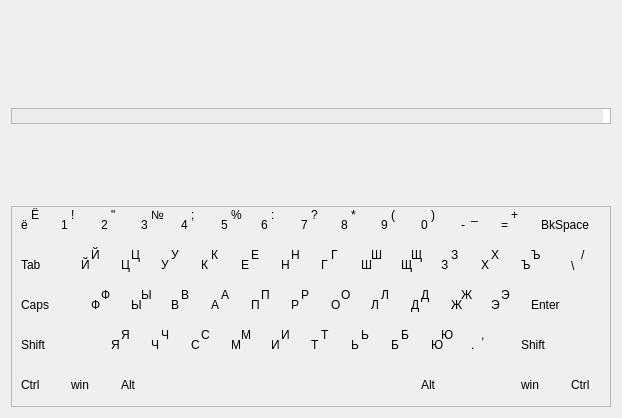
This is tstamina.ui in zeal18/qstamina as Qt 5 draws it before an edit. The edited form follows.
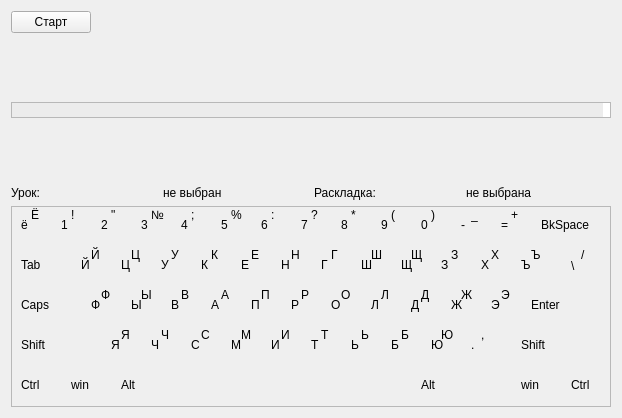
This is the edited form. Icons and pictures are not drawn.

The edit to the form file:
```diff
--- a/tstamina.ui
+++ b/tstamina.ui
@@ -16,6 +16,28 @@
   <widget class="QWidget" name="centralWidget">
    <layout class="QVBoxLayout" name="verticalLayout_2">
     <item>
+     <layout class="QHBoxLayout" name="horizontalLayout_3">
+      <item>
+       <widget class="QPushButton" name="pushButton">
+        <property name="text">
+         <string>Старт</string>
+        </property>
+       </widget>
+      </item>
+      <item>
+       <spacer name="horizontalSpacer">
+        <property name="orientation">
+         <enum>Qt::Horizontal</enum>
+        </property>
+        <property name="sizeHint" stdset="0">
+         <size>
+          <width>40</width>
+          <height>20</height>
+         </size>
+        </property>
+       </spacer>
+      </item>
+      <item>
      <widget class="QLabel" name="lblTimer">
       <property name="text">
        <string/>
@@ -25,6 +47,8 @@
       </property>
      </widget>
     </item>
+     </layout>
+    </item>
     <item>
      <spacer name="verticalSpacer_2">
       <property name="orientation">
@@ -124,6 +148,38 @@
       </property>
      </spacer>
     </item>
+    <item>
+     <layout class="QHBoxLayout" name="horizontalLayout_2">
+      <item>
+       <widget class="QLabel" name="lblLessonTitle">
+        <property name="text">
+         <string>Урок: </string>
+        </property>
+       </widget>
+      </item>
+      <item>
+       <widget class="QLabel" name="lblLesson">
+        <property name="text">
+         <string>не выбран</string>
+        </property>
+       </widget>
+      </item>
+      <item>
+       <widget class="QLabel" name="lblLayoutTitle">
+        <property name="text">
+         <string>Раскладка:</string>
+        </property>
+       </widget>
+      </item>
+      <item>
+       <widget class="QLabel" name="lblLayout">
+        <property name="text">
+         <string>не выбрана</string>
+        </property>
+       </widget>
+      </item>
+     </layout>
+    </item>
     <item>
      <widget class="QFrame" name="frmKeyboard">
       <property name="minimumSize">
```
Lines whose indentation alone changed are shown as unchanged.
